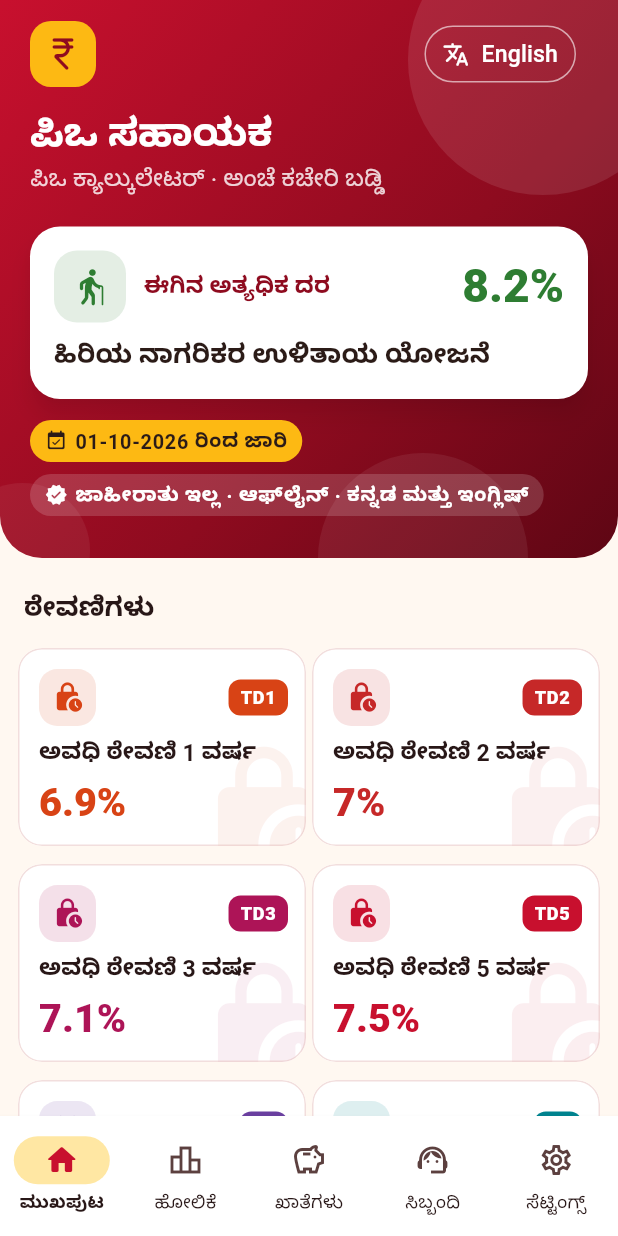
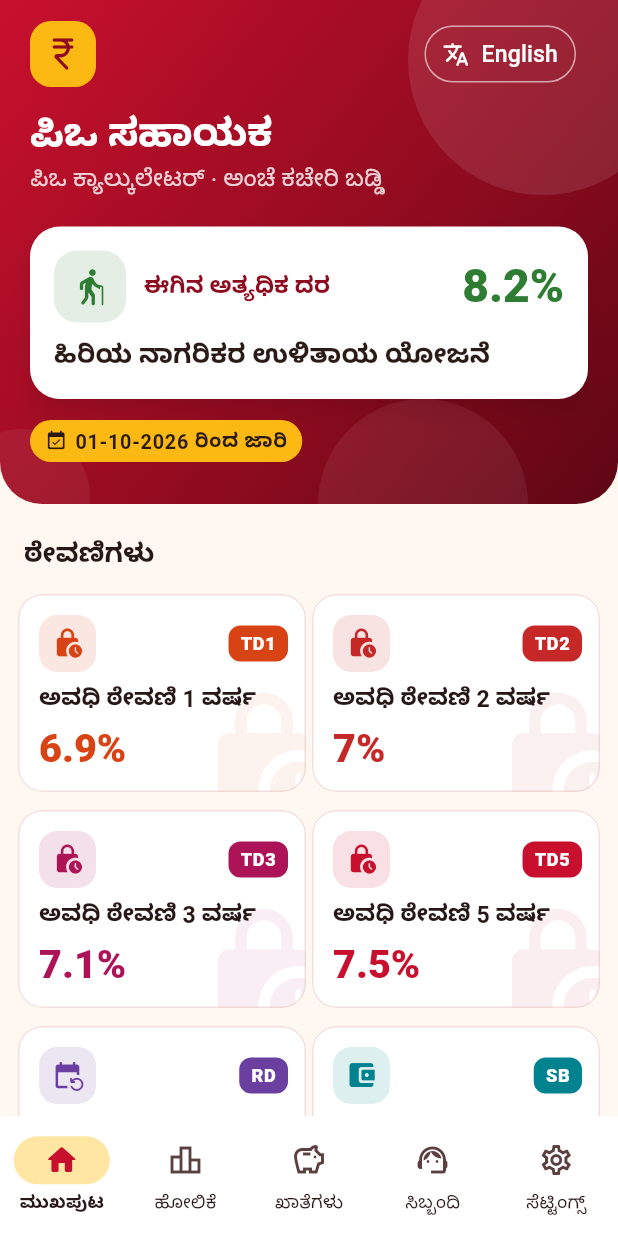
Before and after one commit to maheshraikg/po-calculator, a Flutter app: the screen it shows after launch, on a phone screen of 412 x 824 dp. Run offline on Flutter 3.47's test engine with Material 3 defaults, Android fonts, the phone set to English and light mode, and no system bars; our stand-ins replace decimal, flutter_local_notifications, share_plus, shared_preferences, timezone.

Commit message:
PO Sahayak 1.1.4: remove the 'No ads' line from the home screen
Co-Authored-By: Claude Opus 5.5 <noreply@anthropic.com>
Claude-Session: https://claude.ai/code/session_012VZRKny5dAwRHgm86XLQ6S

```diff
--- a/lib/app/strings.dart
+++ b/lib/app/strings.dart
@@ -389,10 +389,6 @@ class S {
   String get highestRate => _t('Highest rate now', 'ಈಗಿನ ಅತ್ಯಧಿಕ ದರ');
   String get tapToCalculate =>
       _t('Tap a scheme to calculate', 'ಲೆಕ್ಕ ಮಾಡಲು ಯೋಜನೆಯನ್ನು ಆಯ್ಕೆಮಾಡಿ');
-  String get noAdsOffline => _t(
-    'No ads · Works offline · Kannada & English',
-    'ಜಾಹೀರಾತು ಇಲ್ಲ · ಆಫ್‌ಲೈನ್ · ಕನ್ನಡ ಮತ್ತು ಇಂಗ್ಲಿಷ್',
-  );
   String get yourMoney => _t('Your deposit', 'ನಿಮ್ಮ ಠೇವಣಿ');
   String get interestEarned => _t('Interest earned', 'ಗಳಿಸಿದ ಬಡ್ಡಿ');
   String get growth => _t('Growth year by year', 'ವರ್ಷವಾರು ಬೆಳವಣಿಗೆ');
--- a/lib/features/home/home_screen.dart
+++ b/lib/features/home/home_screen.dart
@@ -193,23 +193,14 @@ class _Header extends StatelessWidget {
               ),
             ),
             const SizedBox(height: 14),
-            Wrap(
-              spacing: 8,
-              runSpacing: 8,
-              children: [
-                Pill(
-                  s.validFrom(dmy(rates.validFrom)),
-                  icon: Icons.event_available_rounded,
-                  background: Brand.yellow,
-                  foreground: Brand.ink,
-                ),
-                Pill(
-                  s.noAdsOffline,
-                  icon: Icons.verified_rounded,
-                  background: Colors.white.withValues(alpha: 0.16),
-                  foreground: Colors.white,
-                ),
-              ],
+            Align(
+              alignment: Alignment.centerLeft,
+              child: Pill(
+                s.validFrom(dmy(rates.validFrom)),
+                icon: Icons.event_available_rounded,
+                background: Brand.yellow,
+                foreground: Brand.ink,
+              ),
             ),
           ],
         ),
--- a/lib/features/settings/settings_screen.dart
+++ b/lib/features/settings/settings_screen.dart
@@ -6,7 +6,7 @@ import '../../app/strings.dart';
 import '../../app/theme.dart';
 import '../../widgets/common.dart';
 
-const String kAppVersion = '1.1.3';
+const String kAppVersion = '1.1.4';
 
 class SettingsScreen extends StatelessWidget {
   const SettingsScreen({super.key});
--- a/pubspec.yaml
+++ b/pubspec.yaml
@@ -16,7 +16,7 @@ publish_to: 'none' # Remove this line if you wish to publish to pub.dev
 # https://developer.apple.com/library/archive/documentation/General/Reference/InfoPlistKeyReference/Articles/CoreFoundationKeys.html
 # In Windows, build-name is used as the major, minor, and patch parts
 # of the product and file versions while build-number is used as the build suffix.
-version: 1.1.3+5
+version: 1.1.4+6
 
 environment:
   sdk: ^3.13.5
```
Also changed, not shown: 5 other files.
